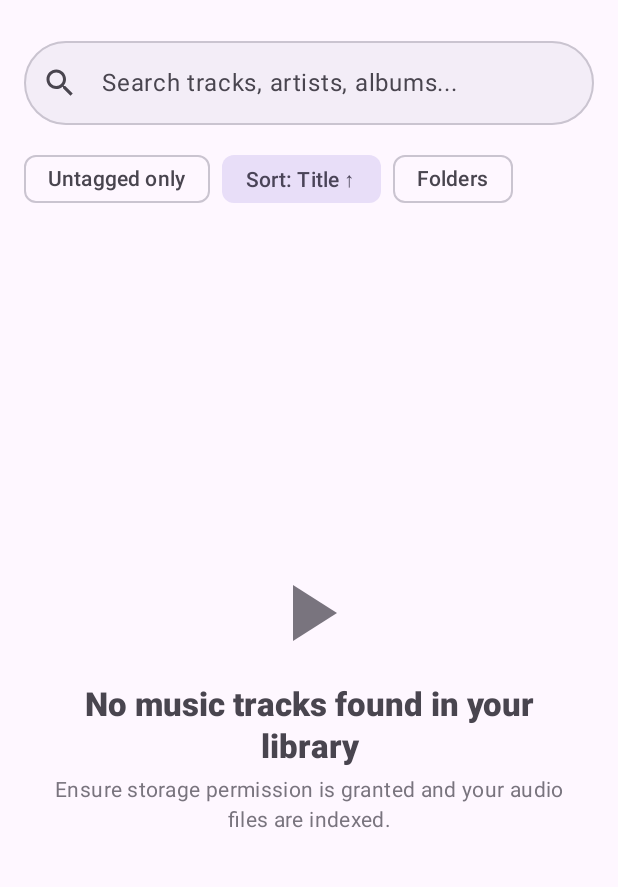
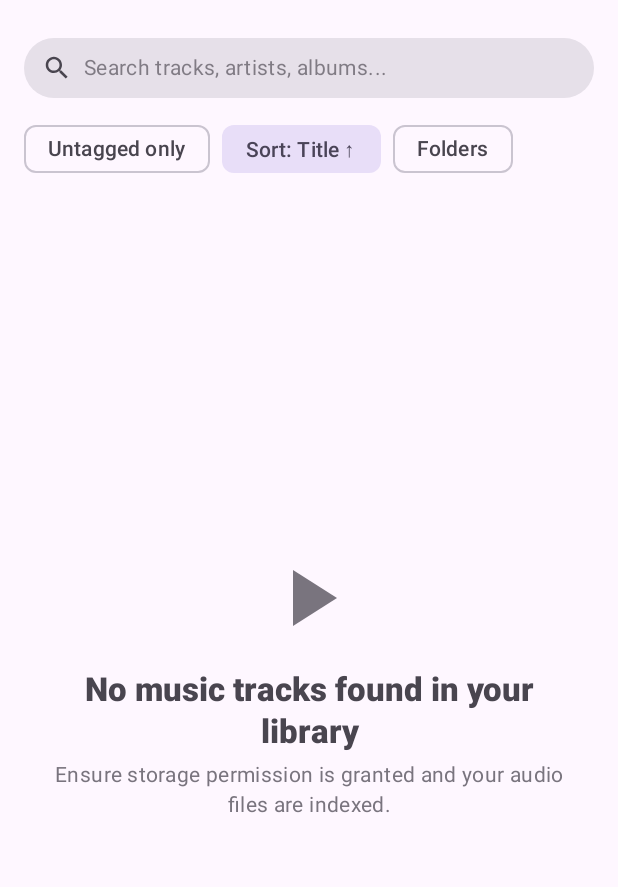
Before and after one commit to nichbar/Mastigias, an Android app built with Jetpack Compose: the EditorScreen screen opened through its navigation route, on a phone screen of 412 x 824 dp, the part 67-954 px from its top. Run offline under Robolectric (Android 15) with nearby library versions, the light colour scheme and no system bars; our stand-ins replace Dagger/Hilt's generated code; 2 statements that could not run were skipped.

Commit message:
style: adopt compact markread search bar style

```diff
--- a/app/src/main/java/now/link/mastigias/ui/common/SearchBar.kt
+++ b/app/src/main/java/now/link/mastigias/ui/common/SearchBar.kt
@@ -1,19 +1,36 @@
 package now.link.mastigias.ui.common
 
+import androidx.compose.foundation.background
+import androidx.compose.foundation.clickable
+import androidx.compose.foundation.layout.Box
+import androidx.compose.foundation.layout.PaddingValues
+import androidx.compose.foundation.layout.Row
+import androidx.compose.foundation.layout.Spacer
+import androidx.compose.foundation.layout.fillMaxSize
 import androidx.compose.foundation.layout.fillMaxWidth
+import androidx.compose.foundation.layout.height
 import androidx.compose.foundation.layout.padding
-import androidx.compose.foundation.shape.RoundedCornerShape
+import androidx.compose.foundation.layout.size
+import androidx.compose.foundation.layout.width
+import androidx.compose.foundation.shape.CircleShape
+import androidx.compose.foundation.text.BasicTextField
+import androidx.compose.foundation.text.KeyboardActions
+import androidx.compose.foundation.text.KeyboardOptions
 import androidx.compose.material.icons.Icons
-import androidx.compose.material.icons.filled.Clear
+import androidx.compose.material.icons.filled.Close
 import androidx.compose.material.icons.filled.Search
 import androidx.compose.material3.Icon
-import androidx.compose.material3.IconButton
 import androidx.compose.material3.MaterialTheme
-import androidx.compose.material3.OutlinedTextField
-import androidx.compose.material3.OutlinedTextFieldDefaults
 import androidx.compose.material3.Text
 import androidx.compose.runtime.Composable
+import androidx.compose.ui.Alignment
 import androidx.compose.ui.Modifier
+import androidx.compose.ui.draw.clip
+import androidx.compose.ui.graphics.SolidColor
+import androidx.compose.ui.platform.LocalSoftwareKeyboardController
+import androidx.compose.ui.semantics.Role
+import androidx.compose.ui.text.input.ImeAction
+import androidx.compose.ui.text.style.TextOverflow
 import androidx.compose.ui.unit.dp
 
 @Composable
@@ -22,38 +39,85 @@ fun MastigiasSearchBar(
     onQueryChange: (String) -> Unit,
     modifier: Modifier = Modifier,
     placeholderText: String = "Search tracks, artists, albums...",
-    onClearClick: () -> Unit = { onQueryChange("") }
+    contentPadding: PaddingValues = PaddingValues(horizontal = 16.dp, vertical = 6.dp),
+    onClearClick: () -> Unit = { onQueryChange("") },
+    onSearch: ((String) -> Unit)? = null
 ) {
-    OutlinedTextField(
+    val keyboardController = LocalSoftwareKeyboardController.current
+
+    BasicTextField(
         value = query,
         onValueChange = onQueryChange,
         modifier = modifier
             .fillMaxWidth()
-            .padding(horizontal = 16.dp, vertical = 8.dp),
-        placeholder = { Text(placeholderText) },
-        leadingIcon = {
+            .padding(contentPadding)
+            .height(40.dp)
+            .background(
+                color = MaterialTheme.colorScheme.surfaceContainerHighest,
+                shape = CircleShape
+            ),
+        textStyle = MaterialTheme.typography.bodyMedium.copy(
+            color = MaterialTheme.colorScheme.onSurface
+        ),
+        singleLine = true,
+        cursorBrush = SolidColor(MaterialTheme.colorScheme.primary),
+        keyboardOptions = KeyboardOptions(imeAction = ImeAction.Search),
+        keyboardActions = KeyboardActions(
+            onSearch = {
+                keyboardController?.hide()
+                onSearch?.invoke(query)
+            }
+        ),
+        decorationBox = { innerTextField ->
+            Row(
+                modifier = Modifier
+                    .fillMaxSize()
+                    .padding(horizontal = 12.dp),
+                verticalAlignment = Alignment.CenterVertically
+            ) {
                 Icon(
                     imageVector = Icons.Default.Search,
-                contentDescription = "Search"
+                    contentDescription = "Search",
+                    modifier = Modifier.size(20.dp),
+                    tint = MaterialTheme.colorScheme.onSurfaceVariant
                 )
-        },
-        trailingIcon = {
+                Spacer(modifier = Modifier.width(8.dp))
+                Box(
+                    modifier = Modifier.weight(1f),
+                    contentAlignment = Alignment.CenterStart
+                ) {
+                    if (query.isEmpty()) {
+                        Text(
+                            text = placeholderText,
+                            style = MaterialTheme.typography.bodyMedium,
+                            color = MaterialTheme.colorScheme.onSurfaceVariant.copy(alpha = 0.65f),
+                            maxLines = 1,
+                            overflow = TextOverflow.Ellipsis
+                        )
+                    }
+                    innerTextField()
+                }
                 if (query.isNotEmpty()) {
-                IconButton(onClick = onClearClick) {
+                    Spacer(modifier = Modifier.width(4.dp))
+                    Box(
+                        modifier = Modifier
+                            .size(28.dp)
+                            .clip(CircleShape)
+                            .clickable(
+                                role = Role.Button,
+                                onClick = onClearClick
+                            ),
+                        contentAlignment = Alignment.Center
+                    ) {
                         Icon(
-                        imageVector = Icons.Default.Clear,
-                        contentDescription = "Clear search"
+                            imageVector = Icons.Default.Close,
+                            contentDescription = "Clear search",
+                            modifier = Modifier.size(16.dp),
+                            tint = MaterialTheme.colorScheme.onSurfaceVariant
                         )
                     }
                 }
-        },
-        singleLine = true,
-        shape = MaterialTheme.shapes.extraLarge,
-        colors = OutlinedTextFieldDefaults.colors(
-            focusedContainerColor = MaterialTheme.colorScheme.surfaceContainerHigh,
-            unfocusedContainerColor = MaterialTheme.colorScheme.surfaceContainer,
-            focusedBorderColor = MaterialTheme.colorScheme.primary,
-            unfocusedBorderColor = MaterialTheme.colorScheme.outlineVariant
-        )
+            }
+        }
     )
 }
```
Also changed, not shown: app/src/main/java/now/link/mastigias/ui/editor/dialogs/AddFieldDialog.kt (+7 -9 lines). Lines whose indentation alone changed are shown as unchanged.
